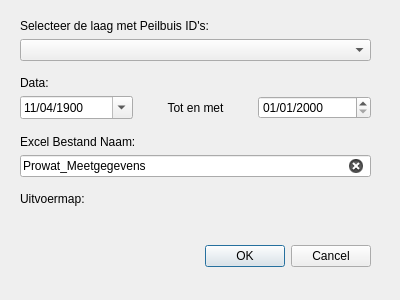
KRS-dev/PRW_Data_Opvrager, file PRW_dialog_base.ui: the form before one commit.
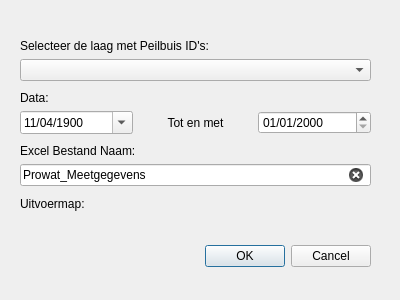
The form after the commit. Custom widgets are drawn as their Qt base class.

```diff
--- a/PRW_dialog_base.ui
+++ b/PRW_dialog_base.ui
@@ -39,6 +39,13 @@
     </rect>
    </property>
    <layout class="QVBoxLayout" name="verticalLayout">
+    <item>
+     <widget class="QLabel" name="ErrorLabel">
+      <property name="text">
+       <string/>
+      </property>
+     </widget>
+    </item>
     <item>
      <widget class="QLabel" name="label_4">
       <property name="text">
```
